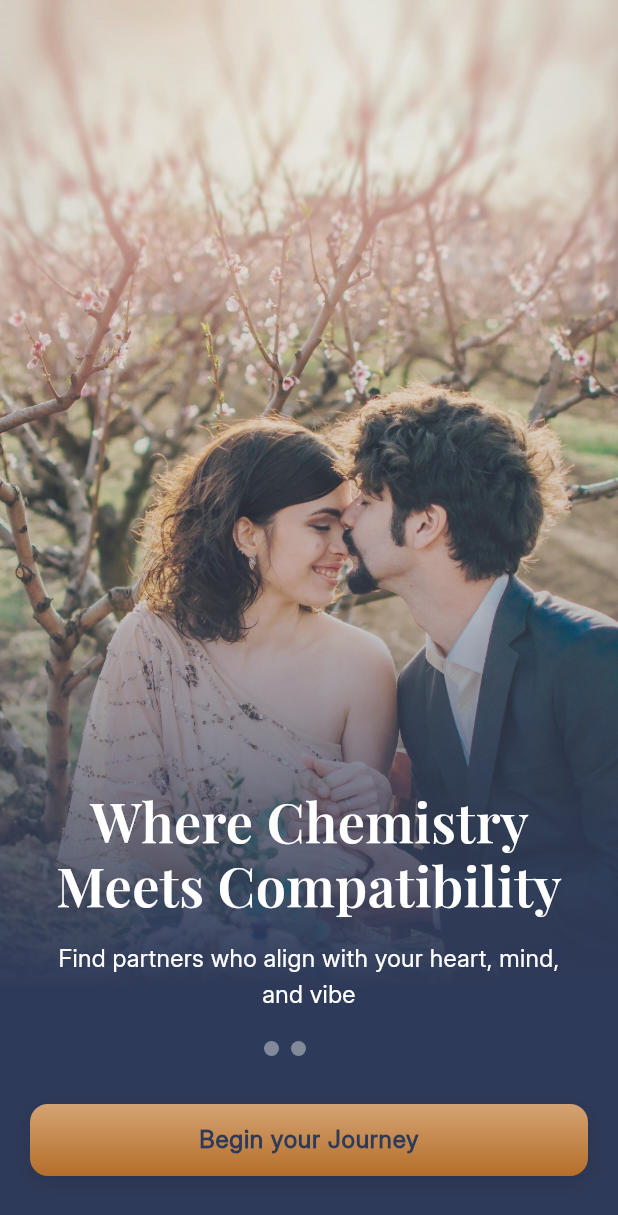
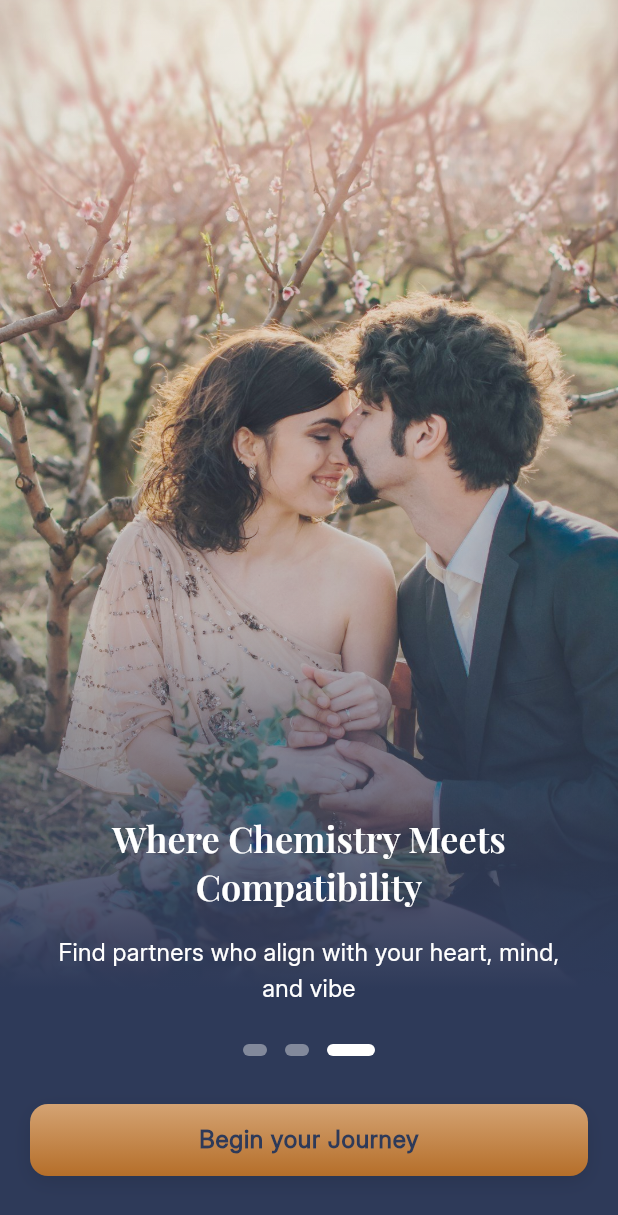
Before and after one commit to Atik-hridoy/kindered_app, a Flutter app: the screen it shows after launch, swiped to page 3, on a phone screen of 412 x 824 dp. Shown: the top 1215 px of the screen. Run offline on Flutter 3.47's test engine with Material 3 defaults, Android fonts, the phone set to English and light mode, and no system bars; our stand-ins replace flutter_svg, get, google_fonts; project files that could hold a hidden picture were left out.

Commit message:
doing refactor with updated figma

```diff
--- a/lib/core/localization/app_strings.dart
+++ b/lib/core/localization/app_strings.dart
@@ -12,7 +12,6 @@ class AppStrings extends Translations {
           'cancel': 'Cancel',
           'error': 'Error',
           'success': 'Success',
-          'continueText': 'Continue',
           'phoneNumberTitle': 'Can we get your phone number',
           'please': 'Please?',
           'enterPhoneNumber': 'Enter phone number',
@@ -37,6 +36,13 @@ class AppStrings extends Translations {
           'yourFirstName': 'Your first name',
           'yourAge': 'Your age',
           'showOnProfile': 'Show on profile',
+
+          // Terms and Privacy
+          'By signing up, you agree to our': 'By signing up, you agree to our',
+          'Terms': 'Terms',
+          'and': 'and',
+          'See how we use your data in our': 'See how we use your data in our',
+          'Privacy Policy': 'Privacy Policy',
 
           // Gender Selection
           'selectGender': 'Select Your Gender',
@@ -93,26 +99,27 @@ class AppStrings extends Translations {
       };
 
   // Auth Getters
-  static String get createAccount => 'create Account'.tr;
-  static String get haveAccount => 'have Account'.tr;
+  static String get createAccount => 'Create an account'.tr;
+  static String get haveAccount => 'I have an account'.tr;
   static String get signIn => 'sign In'.tr;
   static String get signUp => 'sign Up'.tr;
   static String get forgotPassword => 'forgot Password'.tr;
-  static String get orContinueWith => 'or Continue With'.tr;
-  static String get bySigningUp => 'by Signing Up'.tr;
-  static String get terms => 'terms'.tr;
-  static String get privacyPolicy => 'privacyPolicy'.tr;
+  static String get orContinueWith => 'With'.tr;
+  static String get bySigningUp => 'By signing up, you agree to our'.tr;
+  static String get terms => 'Terms.'.tr;
+  static String get privacyPolicy => 'Privacy Policy'.tr;
   static String get and => 'and'.tr;
-  static String get seeHowWeUse => 'seeHowWeUse'.tr;
+  static String get seeHowWeUse => 'See how we use your data in our'.tr;
+  static String get termsAndPrivacyEnding => '.'.tr;
   static String get email => 'email'.tr;
   static String get password => 'password'.tr;
   static String get confirmPassword => 'confirm Password'.tr;
   static String get fullName => 'full Name'.tr;
-  static String get phoneNumber => 'phone Number'.tr;
+  static String get phoneNumber => 'phone'.tr;
   static String get phoneNumberTitle => 'phone Number Title'.tr;
   static String get please => 'please'.tr;
   static String get enterPhoneNumber => 'enter Phone Number'.tr;
-  static String get continueText => 'continueText'.tr;
+  static String get continueText => 'Continue'.tr;
   static String get verifyYourEmail => 'verify Your Email'.tr;
   static String get enterOtp => 'enter Otp'.tr;
   static String get resendCode => 'resend Code'.tr;
--- a/lib/modules/acccounts_setting/controller/interest_view_controller.dart
+++ b/lib/modules/acccounts_setting/controller/interest_view_controller.dart
@@ -4,9 +4,4 @@ class InterestViewController extends GetxController {
   // You can add any controller logic here if needed
   // For example: form validation, API calls, etc.
 
-  @override
-  void onInit() {
-    super.onInit();
-    // Initialize any required data
-  }
 }
--- a/lib/modules/acccounts_setting/view/choice_view.dart
+++ b/lib/modules/acccounts_setting/view/choice_view.dart
@@ -99,7 +99,7 @@ class ChoiceView extends GetView<ChoiceViewController> {
                     }
                   },
                 )),
-              )).toList(),
+              )),
               const SizedBox(height: 70.0), // Increased space above button
               // Add the Custom Gradient Button
               Padding(
--- a/lib/modules/auth/controllers/create_account_view_controller.dart
+++ b/lib/modules/auth/controllers/create_account_view_controller.dart
@@ -1,6 +1,5 @@
 import 'package:flutter/material.dart';
 import 'package:get/get.dart';
-import 'package:kindered_app/config/app_routes.dart';
 
 class CreateAccountViewController extends GetxController {
   final phoneController = TextEditingController();
--- a/lib/modules/auth/views/login_view.dart
+++ b/lib/modules/auth/views/login_view.dart
@@ -117,11 +117,11 @@ class LoginView extends GetView<LoginController> {
 
                             // Terms and Privacy Text
                             Padding(
-                              padding: const EdgeInsets.symmetric(horizontal: 20.0, vertical: 16.0),
+                              padding: const EdgeInsets.only(top: 16.0),
                               child: RichText(
                                 textAlign: TextAlign.center,
                                 text: TextSpan(
-                                  style: TextStyle(
+                                  style: const TextStyle(
                                     color: Colors.white70,
                                     fontSize: 12,
                                     height: 1.4,
@@ -132,17 +132,17 @@ class LoginView extends GetView<LoginController> {
                                       text: AppStrings.terms,
                                       style: const TextStyle(
                                         decoration: TextDecoration.underline,
+                                        fontWeight: FontWeight.w500,
                                       ),
-                                      // TODO: Add onTap handler for Terms
                                       // onTap: () => _launchTermsUrl(),
                                     ),
-                                    TextSpan(text: ' ${AppStrings.and} '),
+                                    TextSpan(text: ' ${AppStrings.seeHowWeUse} '),
                                     TextSpan(
                                       text: AppStrings.privacyPolicy,
                                       style: const TextStyle(
                                         decoration: TextDecoration.underline,
+                                        fontWeight: FontWeight.w500,
                                       ),
-                                      // TODO: Add onTap handler for Privacy Policy
                                       // onTap: () => _launchPrivacyPolicyUrl(),
                                     ),
                                     const TextSpan(text: '.'),
--- a/lib/modules/auth/widget_button.dart
+++ b/lib/modules/auth/widget_button.dart
@@ -29,7 +29,6 @@ class AuthCtaButton extends StatelessWidget {
             side: const BorderSide(color: Colors.white, width: 1.2),
             shape: RoundedRectangleBorder(borderRadius: borderRadius),
             backgroundColor: Colors.white,
-            // surfaceTintColor: Colors.transparent,
             foregroundColor: const Color(0xFF2E3A59), // Dark blue text
             textStyle: const TextStyle(
               fontSize: 16,
@@ -52,8 +51,8 @@ class AuthCtaButton extends StatelessWidget {
             begin: Alignment.topCenter,
             end: Alignment.bottomCenter,
             colors: [
-              Color(0xFFD47A6A), // top - #D47A6A
-              Color(0xFFD47A6A), // bottom - same color for solid appearance
+              Color(0xFFD4A373), // top - #D4A373
+              Color(0xFFB56E29), // bottom - #B56E29
             ],
           ),
           boxShadow: [
--- a/lib/modules/onboarding/onboarding_view.dart
+++ b/lib/modules/onboarding/onboarding_view.dart
@@ -50,9 +50,11 @@ class _OnboardingViewState extends State<OnboardingView> {
 
     return Scaffold(
       extendBodyBehindAppBar: true,
-      body: SizedBox(
+      backgroundColor: const Color(0xFF21293F),
+      body: Container(
         width: size.width,
         height: size.height,
+        color: const Color(0xFF21293F),
         child: Stack(
           children: [
             // PageView for onboarding slides
@@ -82,14 +84,14 @@ class _OnboardingViewState extends State<OnboardingView> {
                     final isActive = _currentPage == index;
                     return AnimatedContainer(
                       duration: const Duration(milliseconds: 300),
-                      width: isActive ? 24 : 10,
-                      height: 10,
-                      margin: const EdgeInsets.symmetric(horizontal: 4),
+                      width: isActive ? 32 : 16,  // Increased width for both active and inactive dots
+                      height: 8,  // Slightly reduced height for a more modern look
+                      margin: const EdgeInsets.symmetric(horizontal: 6),  // Increased horizontal margin
                       decoration: BoxDecoration(
-                        borderRadius: BorderRadius.circular(5),
+                        borderRadius: BorderRadius.circular(4),  // Slightly more rounded
                         color: isActive
-                            ? Theme.of(context).primaryColor
-                            : Colors.white.withOpacity(0.4),
+                            ? Colors.white  // Solid white for active dot
+                            : Colors.white.withOpacity(0.4),  // 40% opacity for inactive dots
                       ),
                     );
                   }),
@@ -115,11 +117,11 @@ class _OnboardingViewState extends State<OnboardingView> {
                           Get.offAllNamed(AppRoutes.login);
                         },
                         style: TextButton.styleFrom(
-                          foregroundColor: const Color(0xFFB0AEAC),
+                          foregroundColor: const Color(0xFFE2DFDC),
                           textStyle: const TextStyle(
                             fontSize: 18,
                             fontWeight: FontWeight.w600,
-                            decoration: TextDecoration.underline,
+                            decoration: TextDecoration.none,
                           ),
                           padding: const EdgeInsets.symmetric(horizontal: 16, vertical: 16),
                         ),
@@ -171,15 +173,17 @@ class _OnboardingViewState extends State<OnboardingView> {
     return Stack(
       children: [
         // Background Image with ColorFilter to make it brighter
-        Container(
-          decoration: BoxDecoration(
-            image: DecorationImage(
-              image: AssetImage(image),
+        Positioned.fill(
+          child: Transform.translate(
+            offset: Offset(0, -60), // Increased shift up to 60 pixels
+            child: Image.asset(
+              image,
+              width: double.infinity,
+              height: MediaQuery.of(context).size.height * 1.2, // Increased height to ensure coverage
               fit: BoxFit.cover,
-              colorFilter: ColorFilter.mode(
-                Colors.white.withValues(alpha: 0.2), // Increased opacity for better visibility
-                BlendMode.overlay, // Changed to overlay for better contrast
-              ),
+              alignment: Alignment.topCenter,
+              color: Colors.white.withOpacity(0.2),
+              colorBlendMode: BlendMode.overlay,
             ),
           ),
         ),
@@ -210,11 +214,12 @@ class _OnboardingViewState extends State<OnboardingView> {
                 title,
                 textAlign: TextAlign.center,
                 style: const TextStyle(
-                  fontSize: 36,
+                  fontSize: 24,
                   fontFamily: 'PlayfairDisplay',
                   fontWeight: FontWeight.w600, // SemiBold weight
                   color: Colors.white,
-                  height: 1.2,
+                  height: 1.33, // 32px line height / 24px font size
+                  letterSpacing: 0,
                 ),
               ),
               const SizedBox(height: 16),
--- a/lib/modules/onboarding/widget_button.dart
+++ b/lib/modules/onboarding/widget_button.dart
@@ -11,9 +11,9 @@ class CircularArrowButton extends StatelessWidget {
     super.key,
     required this.onPressed,
     this.size = 56.0,
-    this.backgroundColor = Colors.blueAccent,
+    this.backgroundColor = const Color(0xFF2E3A59),
     this.iconColor = Colors.white,
-    this.iconSize = 30.0,
+    this.iconSize = 24.0,
   });
 
   @override
@@ -25,7 +25,14 @@ class CircularArrowButton extends StatelessWidget {
         height: size,
         decoration: BoxDecoration(
           color: backgroundColor,
-          shape: BoxShape.circle,
+          borderRadius: BorderRadius.circular(size / 2),
+          boxShadow: [
+            BoxShadow(
+              color: Colors.black.withOpacity(0.1),
+              blurRadius: 8,
+              offset: const Offset(0, 4),
+            ),
+          ],
         ),
         child: Icon(
           Icons.arrow_forward,
```
